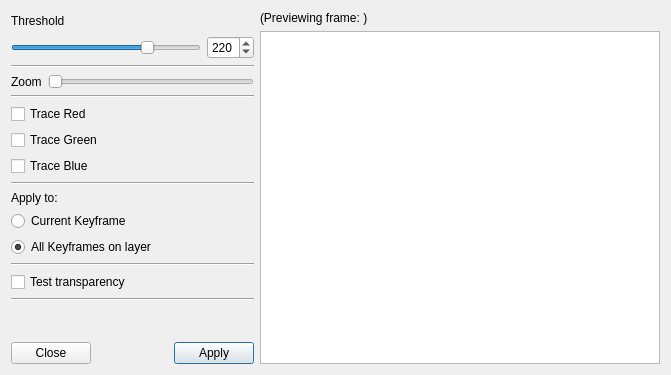
Old version of the form app/ui/addtransparencytopaperdialog.ui in the repository pencil2d/pencil.
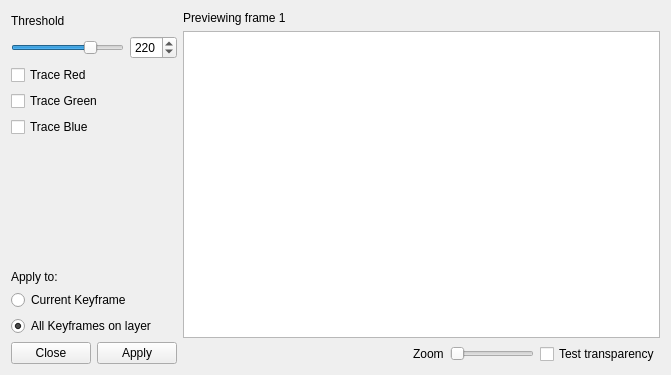
New version of the form. Icons and pictures are not drawn.

Commit message:
Improve add transparency to paper UI
- Group preview options with preview area
- Group apply options with apply button
- Replace homegrown button box with standard component

Patch:
```diff
--- a/app/ui/addtransparencytopaperdialog.ui
+++ b/app/ui/addtransparencytopaperdialog.ui
@@ -15,7 +15,7 @@
   </property>
   <layout class="QHBoxLayout" name="horizontalLayout_8">
    <item>
-    <layout class="QHBoxLayout" name="mainLayout">
+    <layout class="QHBoxLayout" name="mainLayout" stretch="0,1">
      <item>
       <layout class="QVBoxLayout" name="optionsLayout">
        <item>
@@ -78,47 +78,6 @@
          </item>
         </layout>
        </item>
-       <item>
-        <widget class="Line" name="line">
-         <property name="orientation">
-          <enum>Qt::Horizontal</enum>
-         </property>
-        </widget>
-       </item>
-       <item>
-        <layout class="QHBoxLayout" name="horizontalLayout_9">
-         <property name="topMargin">
-          <number>0</number>
-         </property>
-         <item>
-          <widget class="QLabel" name="zoomLabel">
-           <property name="text">
-            <string>Zoom</string>
-           </property>
-          </widget>
-         </item>
-         <item>
-          <widget class="QSlider" name="zoomSlider">
-           <property name="minimum">
-            <number>1</number>
-           </property>
-           <property name="maximum">
-            <number>10</number>
-           </property>
-           <property name="orientation">
-            <enum>Qt::Horizontal</enum>
-           </property>
-          </widget>
-         </item>
-        </layout>
-       </item>
-       <item>
-        <widget class="Line" name="line_5">
-         <property name="orientation">
-          <enum>Qt::Horizontal</enum>
-         </property>
-        </widget>
-       </item>
        <item>
         <layout class="QHBoxLayout" name="horizontalLayout">
          <item>
@@ -222,11 +181,17 @@
         </layout>
        </item>
        <item>
-        <widget class="Line" name="line_3">
+        <spacer name="verticalSpacer">
          <property name="orientation">
-          <enum>Qt::Horizontal</enum>
+          <enum>Qt::Vertical</enum>
          </property>
-        </widget>
+         <property name="sizeHint" stdset="0">
+          <size>
+           <width>20</width>
+           <height>40</height>
+          </size>
+         </property>
+        </spacer>
        </item>
        <item>
         <widget class="QLabel" name="labApplyTo">
@@ -253,81 +218,20 @@
         </widget>
        </item>
        <item>
-        <widget class="Line" name="line_2">
-         <property name="orientation">
-          <enum>Qt::Horizontal</enum>
+        <widget class="QDialogButtonBox" name="buttonBox">
+         <property name="standardButtons">
+          <set>QDialogButtonBox::Apply|QDialogButtonBox::Close</set>
          </property>
         </widget>
        </item>
-       <item>
-        <widget class="QCheckBox" name="testTransparencyCheckbox">
-         <property name="text">
-          <string>Test transparency</string>
-         </property>
-        </widget>
-       </item>
-       <item>
-        <widget class="Line" name="line_4">
-         <property name="orientation">
-          <enum>Qt::Horizontal</enum>
-         </property>
-        </widget>
-       </item>
-       <item>
-        <spacer name="verticalSpacer">
-         <property name="orientation">
-          <enum>Qt::Vertical</enum>
-         </property>
-         <property name="sizeHint" stdset="0">
-          <size>
-           <width>20</width>
-           <height>40</height>
-          </size>
-         </property>
-        </spacer>
-       </item>
-       <item>
-        <layout class="QHBoxLayout" name="horizontalLayout_5">
-         <item>
-          <widget class="QPushButton" name="btnCancel">
-           <property name="text">
-            <string>Close</string>
-           </property>
-          </widget>
-         </item>
-         <item>
-          <spacer name="horizontalSpacer_5">
-           <property name="orientation">
-            <enum>Qt::Horizontal</enum>
-           </property>
-           <property name="sizeHint" stdset="0">
-            <size>
-             <width>40</width>
-             <height>20</height>
-            </size>
-           </property>
-          </spacer>
-         </item>
-         <item>
-          <widget class="QPushButton" name="btnApply">
-           <property name="text">
-            <string>Apply</string>
-           </property>
-           <property name="default">
-            <bool>true</bool>
-           </property>
-          </widget>
-         </item>
-        </layout>
-       </item>
       </layout>
      </item>
      <item>
-      <layout class="QVBoxLayout" name="previewLayout" stretch="0,20">
+      <layout class="QVBoxLayout" name="previewLayout" stretch="0,20,0">
        <item>
         <widget class="QLabel" name="labShowingFrame">
          <property name="text">
-          <string>(Previewing frame: )</string>
+          <string notr="true">Previewing frame 1</string>
          </property>
         </widget>
        </item>
@@ -353,6 +257,53 @@
          </property>
         </widget>
        </item>
+       <item>
+        <layout class="QHBoxLayout" name="horizontalLayout_9" stretch="1,0,0,0">
+         <property name="topMargin">
+          <number>0</number>
+         </property>
+         <item>
+          <spacer name="horizontalSpacer_5">
+           <property name="orientation">
+            <enum>Qt::Horizontal</enum>
+           </property>
+           <property name="sizeHint" stdset="0">
+            <size>
+             <width>40</width>
+             <height>20</height>
+            </size>
+           </property>
+          </spacer>
+         </item>
+         <item>
+          <widget class="QLabel" name="zoomLabel">
+           <property name="text">
+            <string>Zoom</string>
+           </property>
+          </widget>
+         </item>
+         <item>
+          <widget class="QSlider" name="zoomSlider">
+           <property name="minimum">
+            <number>1</number>
+           </property>
+           <property name="maximum">
+            <number>10</number>
+           </property>
+           <property name="orientation">
+            <enum>Qt::Horizontal</enum>
+           </property>
+          </widget>
+         </item>
+         <item>
+          <widget class="QCheckBox" name="testTransparencyCheckbox">
+           <property name="text">
+            <string>Test transparency</string>
+           </property>
+          </widget>
+         </item>
+        </layout>
+       </item>
       </layout>
      </item>
     </layout>
```
Left out of the diff: 3 changed lines with no effect on the pictures. The commit also changes 2 other files.
